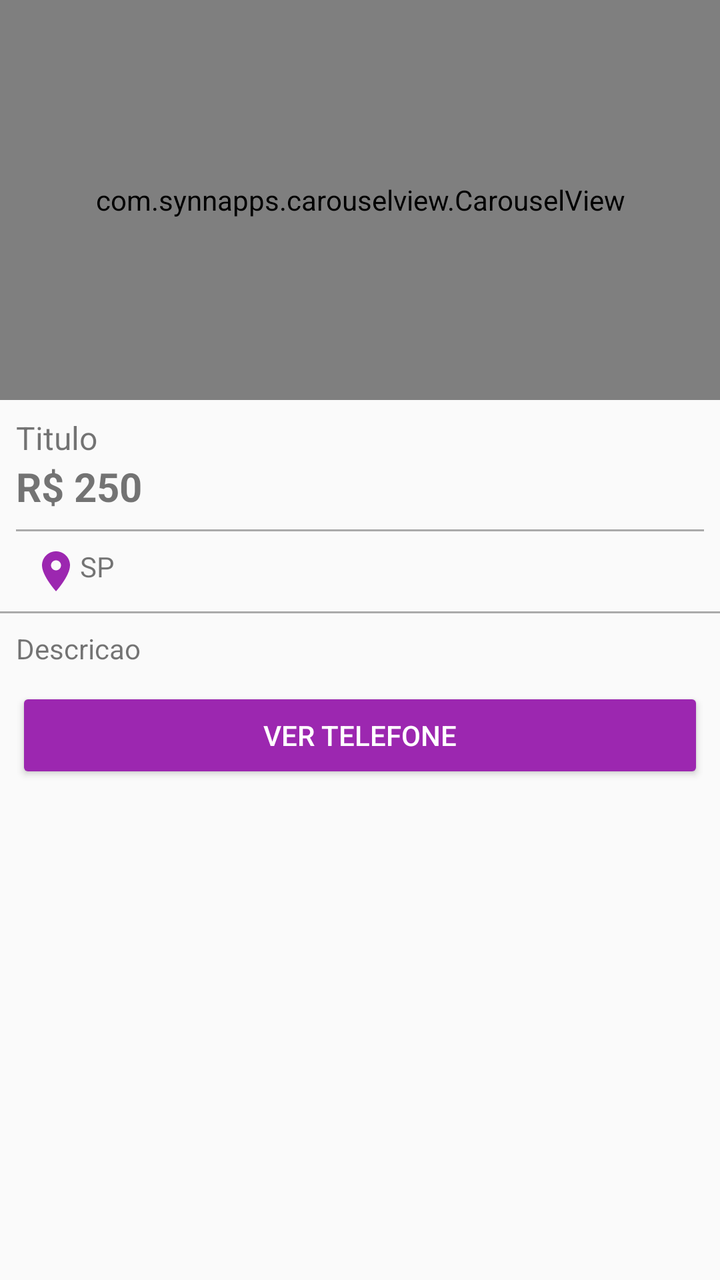
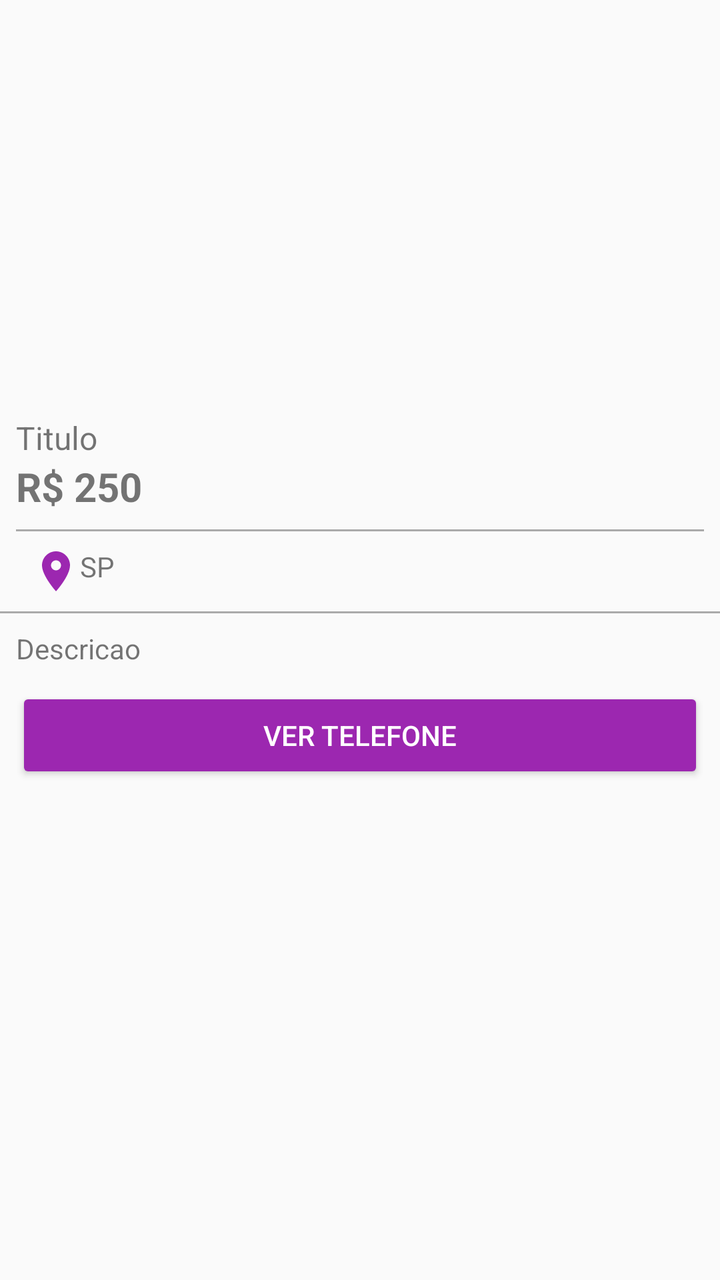

The first picture is an Android layout as it rendered before a commit; the second is the same layout after the commit. The layout source and the unified diff follow.
<!-- AndroidManifest.xml: application theme AppTheme -->
<!-- res/layout/activity_detalhes_produto.xml -->
<?xml version="1.0" encoding="utf-8"?>
<LinearLayout xmlns:android="http://schemas.android.com/apk/res/android"
    xmlns:app="http://schemas.android.com/apk/res-auto"
    xmlns:tools="http://schemas.android.com/tools"
    android:layout_width="match_parent"
    android:layout_height="match_parent"
    android:orientation="vertical"
    tools:context=".activity.DetalhesProdutoActivity">

    <com.synnapps.carouselview.CarouselView
        android:id="@+id/carouselView"
        android:layout_width="match_parent"
        android:layout_height="200dp"
        app:fillColor="#FFFFFFFF"
        app:pageColor="#00000000"
        app:radius="6dp"
        app:slideInterval="3000"
        app:strokeColor="#FF777777"
        app:strokeWidth="1dp" />

    <TextView
        android:id="@+id/textTituloDetalhe"
        android:layout_width="match_parent"
        android:layout_height="wrap_content"
        android:layout_marginLeft="8dp"
        android:layout_marginRight="8dp"
        android:layout_marginTop="8dp"
        android:text="Titulo"
        android:textSize="16sp" />

    <TextView
        android:id="@+id/textPrecoDetalhe"
        android:layout_width="match_parent"
        android:layout_height="wrap_content"
        android:layout_marginLeft="8dp"
        android:layout_marginRight="8dp"
        android:paddingBottom="8dp"
        android:text="R$ 250"
        android:textSize="20sp"
        android:textStyle="bold" />

    <View
        android:layout_width="match_parent"
        android:layout_height="1dp"
        android:layout_marginLeft="8dp"
        android:layout_marginRight="8dp"
        android:background="@android:color/darker_gray" />

    <TextView
        android:id="@+id/textEstadoDetalhe"
        android:layout_width="match_parent"
        android:layout_height="wrap_content"
        android:layout_marginLeft="8dp"
        android:layout_marginRight="8dp"
        android:drawableLeft="@drawable/ic_local_roxo_24dp"
        android:padding="8dp"
        android:text="SP" />

    <View
        android:layout_width="match_parent"
        android:layout_height="1dp"
        android:background="@android:color/darker_gray"
        android:paddingBottom="8dp" />

    <TextView
        android:id="@+id/textDescricaoDetalhe"
        android:layout_width="match_parent"
        android:layout_height="wrap_content"
        android:layout_marginLeft="8dp"
        android:layout_marginRight="8dp"
        android:paddingBottom="10dp"
        android:paddingTop="8dp"
        android:text="Descricao" />

    <Button
        android:id="@+id/btnVerTelefone"
        android:layout_width="match_parent"
        android:layout_height="wrap_content"
        android:layout_marginLeft="8dp"
        android:layout_marginRight="8dp"
        android:text="Ver telefone"
        android:theme="@style/botaoPadrao" />

</LinearLayout>
<!-- resources referenced by this layout -->
<resources>
  <!-- drawable ic_local_roxo_24dp (drawable) -->
  <vector android:height="24dp" android:tint="#9C27B0"
      android:viewportHeight="24.0" android:viewportWidth="24.0"
      android:width="24dp" xmlns:android="http://schemas.android.com/apk/res/android">
      <path android:fillColor="#FF000000" android:pathData="M12,2C8.13,2 5,5.13 5,9c0,5.25 7,13 7,13s7,-7.75 7,-13c0,-3.87 -3.13,-7 -7,-7zM12,11.5c-1.38,0 -2.5,-1.12 -2.5,-2.5s1.12,-2.5 2.5,-2.5 2.5,1.12 2.5,2.5 -1.12,2.5 -2.5,2.5z"/>
  </vector>
  <style name="botaoPadrao" parent="Theme.AppCompat.Light">
  
          <item name="colorControlHighlight">#d500f9</item>
          <item name="colorButtonNormal">@color/colorPrimary</item>
          <item name="android:textColor">@android:color/white</item>
      </style>
  <style name="AppTheme" parent="Theme.MaterialComponents.Light.DarkActionBar.Bridge">
          
          <item name="colorPrimary">@color/colorPrimary</item>
          <item name="colorPrimaryDark">@color/colorPrimaryDark</item>
          <item name="colorAccent">@color/colorAccent</item>
      </style>
  <color name="colorPrimary">#9C27B0</color>
  <color name="colorPrimaryDark">#7B1FA2</color>
  <color name="colorAccent">#ff5722</color>
</resources>

<!-- the commit's change to res/layout/activity_detalhes_produto.xml (unified diff, before → after) -->
@@ -7,16 +7,28 @@
     android:orientation="vertical"
     tools:context=".activity.DetalhesProdutoActivity">
 
-    <com.synnapps.carouselview.CarouselView
-        android:id="@+id/carouselView"
+    <FrameLayout
         android:layout_width="match_parent"
-        android:layout_height="200dp"
-        app:fillColor="#FFFFFFFF"
-        app:pageColor="#00000000"
-        app:radius="6dp"
-        app:slideInterval="3000"
-        app:strokeColor="#FF777777"
-        app:strokeWidth="1dp" />
+        android:layout_height="200dp">
+
+        <androidx.viewpager2.widget.ViewPager2
+            android:id="@+id/viewPagerFotos"
+            android:layout_width="match_parent"
+            android:layout_height="match_parent" />
+
+        <com.google.android.material.tabs.TabLayout
+            android:id="@+id/tabIndicadorFotos"
+            android:layout_width="match_parent"
+            android:layout_height="wrap_content"
+            android:layout_gravity="bottom"
+            android:background="@android:color/transparent"
+            app:tabBackground="@drawable/dot_selector"
+            app:tabGravity="center"
+            app:tabIndicatorHeight="0dp"
+            app:tabMinWidth="0dp"
+            app:tabPaddingEnd="6dp"
+            app:tabPaddingStart="6dp" />
+    </FrameLayout>
 
     <TextView
         android:id="@+id/textTituloDetalhe"
<!-- resource entries referenced after the edit -->
@@ -1,5 +1,11 @@
 <!-- resources referenced by this layout -->
 <resources>
+  <!-- drawable dot_selector (drawable) -->
+  <?xml version="1.0" encoding="utf-8"?>
+  <selector xmlns:android="http://schemas.android.com/apk/res/android">
+      <item android:state_selected="true" android:drawable="@drawable/dot_selected" />
+      <item android:drawable="@drawable/dot_default" />
+  </selector>
   <!-- drawable ic_local_roxo_24dp (drawable) -->
   <vector android:height="24dp" android:tint="#9C27B0"
       android:viewportHeight="24.0" android:viewportWidth="24.0"
@@ -18,6 +24,20 @@
           <item name="colorPrimaryDark">@color/colorPrimaryDark</item>
           <item name="colorAccent">@color/colorAccent</item>
       </style>
+  <!-- drawable dot_selected (drawable) -->
+  <?xml version="1.0" encoding="utf-8"?>
+  <shape xmlns:android="http://schemas.android.com/apk/res/android" android:shape="oval">
+      <size android:width="12dp" android:height="12dp" />
+      <solid android:color="#FFFFFFFF" />
+      <stroke android:width="1dp" android:color="#FF777777" />
+  </shape>
+  <!-- drawable dot_default (drawable) -->
+  <?xml version="1.0" encoding="utf-8"?>
+  <shape xmlns:android="http://schemas.android.com/apk/res/android" android:shape="oval">
+      <size android:width="12dp" android:height="12dp" />
+      <solid android:color="#00000000" />
+      <stroke android:width="1dp" android:color="#FF777777" />
+  </shape>
   <color name="colorPrimary">#9C27B0</color>
   <color name="colorPrimaryDark">#7B1FA2</color>
   <color name="colorAccent">#ff5722</color>
